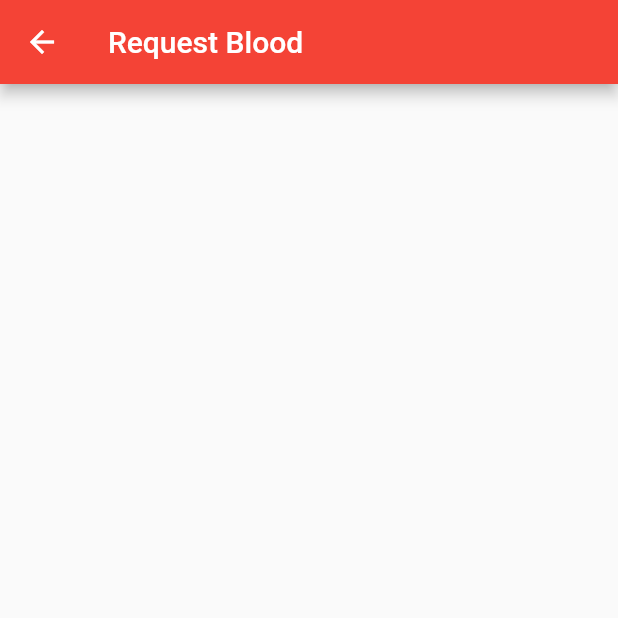
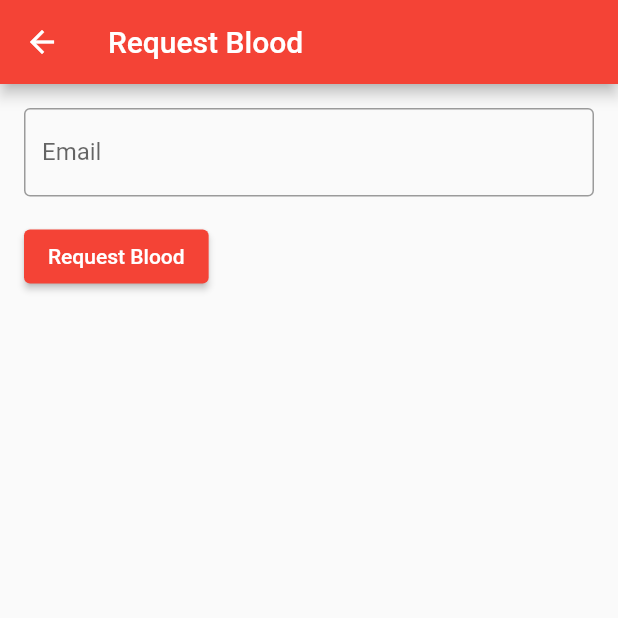
Before and after one commit to jacobwangari/Blood-donation-system, a Flutter app: the Request screen opened by its route, on a phone screen of 412 x 824 dp, the top half of it. Run offline on Flutter 3.47's test engine with Material 2 defaults, Android fonts, the phone set to English and light mode, and no system bars; our stand-ins replace cloud_firestore, firebase_auth, firebase_core; missing offline and left inert: mailer; accounts and stored records are empty.

Commit message:
added request blood functionality and cahnged display of donors page

```diff
--- a/lib/request.dart
+++ b/lib/request.dart
@@ -1,25 +1,109 @@
+import 'package:flutter/material.dart';
+import 'package:firebase_auth/firebase_auth.dart';
+import 'package:cloud_firestore/cloud_firestore.dart';
+import 'package:mailer/mailer.dart';
+import 'package:mailer/smtp_server.dart';
 
 
-import 'package:bds/drawer.dart';
-import 'package:flutter/material.dart';
-
 class Request extends StatefulWidget {
-  const Request({super.key});
+  const Request({Key? key}) : super(key: key);
 
   @override
   State<Request> createState() => _RequestState();
 }
 
 class _RequestState extends State<Request> {
+  final _formKey = GlobalKey<FormState>();
+  final _emailController = TextEditingController();
+
+  void _sendEmailRequest() async {
+  final currentUser = FirebaseAuth.instance.currentUser;
+  if (currentUser == null) {
+    // User is not logged in
+    return;
+  }
+
+  // Check if the email address entered by the user belongs to a registered user
+  final email = _emailController.text.trim();
+  final userQuerySnapshot = await FirebaseFirestore.instance
+      .collection('users')
+      .where('email', isEqualTo: email)
+      .get();
+  print(userQuerySnapshot);
+  if (userQuerySnapshot.docs.isEmpty) {
+    // No user with that email address found
+    ScaffoldMessenger.of(context).showSnackBar(const SnackBar(
+        content: Text('No user with that email address found')));
+  } else {
+    // Send email to user
+    final recipientEmail = userQuerySnapshot.docs.first.get('email');
+    const message =
+        'Hello,\n\nWe received a request to send you an email. If you did not make this request, please ignore this message.\n\nBest regards,\nThe Safe Live Team';
+
+    // Create a SMTP client to send the email
+    final smtpServer = gmail(currentUser.email!, currentUser.refreshToken!);
+    final messageToSend = Message()
+      ..from = Address(currentUser.email!)
+      ..recipients.add(recipientEmail)
+      ..subject = 'Email request'
+      ..text = message;
+
+    try {
+      await send(messageToSend, smtpServer);
+      ScaffoldMessenger.of(context).showSnackBar(
+        const SnackBar(content: Text('Email request sent.')),
+      );
+    } catch (e) {
+      print('Error sending email: $e');
+      ScaffoldMessenger.of(context).showSnackBar(const SnackBar(
+        content: Text('Failed to send email request. Please try again later.'),
+      ));
+    }
+  }
+}
+
+
+
+
   @override
   Widget build(BuildContext context) {
-    return  Scaffold(
-
-        appBar: AppBar(
-          title:const Text("Request Blood")
+    return Scaffold(
+      appBar: AppBar(
+        title: const Text('Request Blood'),
+      ),
+      body: Padding(
+        padding: const EdgeInsets.all(16.0),
+        child: Form(
+          key: _formKey,
+          child: Column(
+            crossAxisAlignment: CrossAxisAlignment.start,
+            children: [
+              TextFormField(
+                controller: _emailController,
+                decoration: const InputDecoration(
+                  labelText: 'Email',
+                  border: OutlineInputBorder(),
+                ),
+                validator: (value) {
+                  if (value == null || value.isEmpty) {
+                    return 'Please enter an email address';
+                  }
+                  return null;
+                },
+              ),
+              const SizedBox(height: 16.0),
+              ElevatedButton(
+                onPressed: () {
+                  if (_formKey.currentState!.validate()) {
+                    _sendEmailRequest();
+                  }
+                },
+                child: const Text('Request Blood'),
+              ),
+            ],
+          ),
         ),
-
-
+      ),
     );
   }
 }
--- a/lib/signup_screen.dart
+++ b/lib/signup_screen.dart
@@ -100,6 +100,7 @@ class _SignUpScreenState extends State<SignUpScreen> {
             .doc(userCredential.user!.uid)
             .set({
           'name': _nameController.text,
+          'email': _emailController.text,
           'phone': _phoneController.text,
           'blood_group': _selectedBloodGroup,
           'location': _selectedLocation,
--- a/pubspec.yaml
+++ b/pubspec.yaml
@@ -39,6 +39,7 @@ dependencies:
   cloud_firestore: ^4.4.0
   firebase_auth: ^4.2.6
   url_launcher: ^6.1.9
+  mailer: ^6.0.0
 
 dev_dependencies:
   flutter_test:
```
Also changed, not shown: lib/donors.dart (+15 -7 lines), pubspec.lock.
